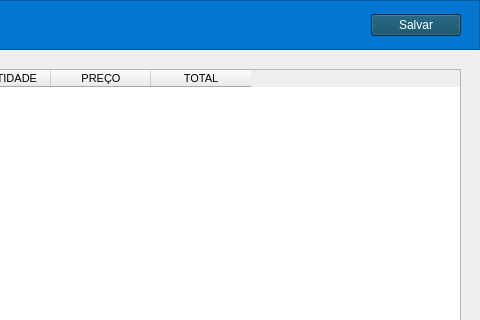
The window that Lucas-Veloso/listas.ui (LucVeloso/Qt) describes before a commit, drawn with Qt 5; both pictures show x 270 to 750 and y 0 to 320 of the 750 by 750 pixel window.
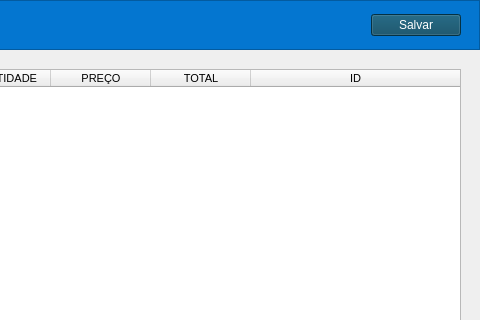
The same window after the commit. The open tabs and pages were chosen to show the change. Icons and pictures are not drawn.

Commit message: Alterações finais na tabela de compras

What changed in the file:
```diff
--- a/Lucas-Veloso/listas.ui
+++ b/Lucas-Veloso/listas.ui
@@ -372,6 +372,9 @@
       <attribute name="horizontalHeaderHighlightSections">
        <bool>false</bool>
       </attribute>
+      <attribute name="horizontalHeaderStretchLastSection">
+       <bool>true</bool>
+      </attribute>
       <column>
        <property name="text">
         <string/>
@@ -397,6 +400,11 @@
         <string>TOTAL</string>
        </property>
       </column>
+      <column>
+       <property name="text">
+        <string>ID</string>
+       </property>
+      </column>
      </widget>
      <widget class="QPushButton" name="btnOcultarSelecionados">
       <property name="geometry">
```
The commit also changes 1 other file.
